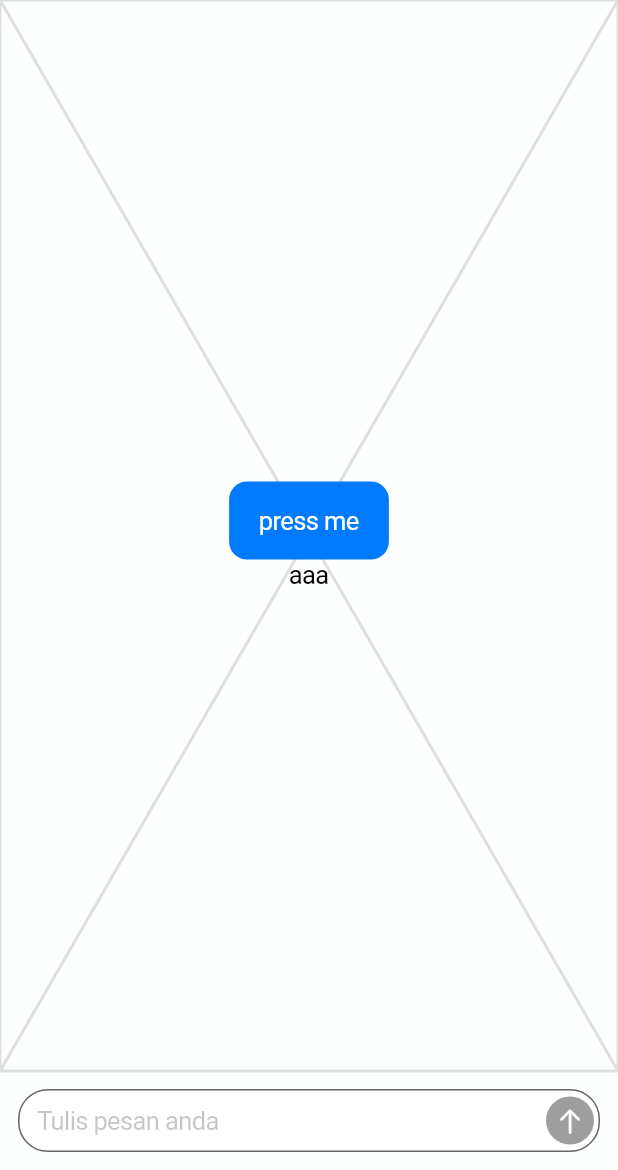
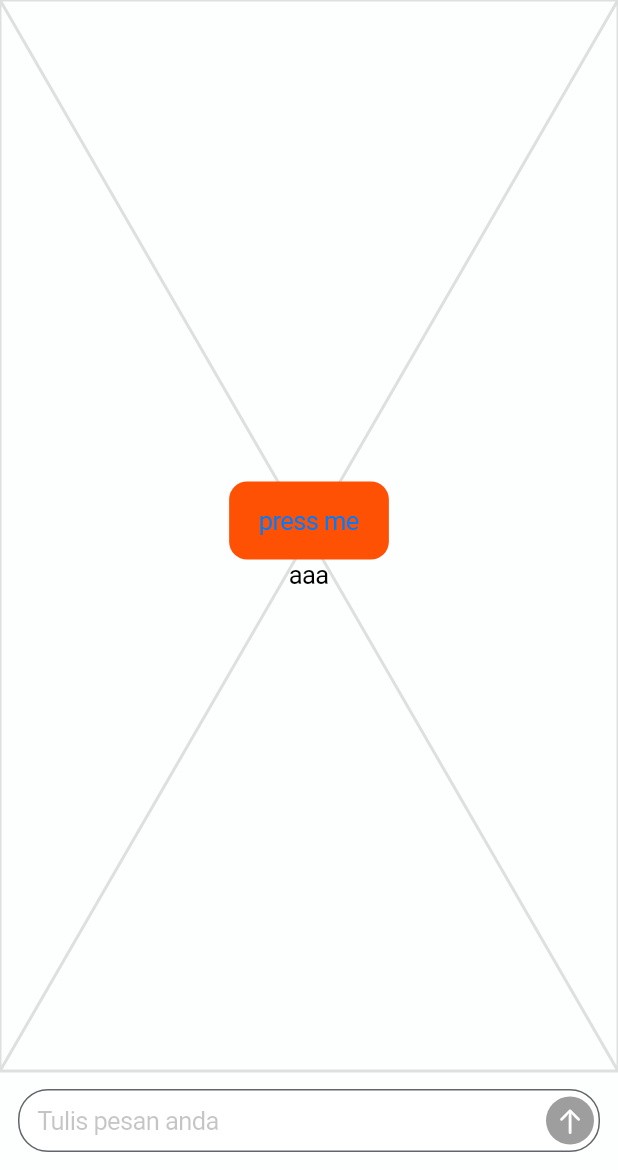
Before and after one commit to bimoajif/gemini_chat, a Flutter app: the MainView screen opened directly, on a phone screen of 412 x 824 dp, the part 66-1236 px from its top. Run offline on Flutter 3.47's test engine with Material 2 defaults, Android fonts, the phone set to English and light mode, and no system bars; our stand-ins replace bloc, flutter_animate, flutter_bloc, flutter_svg, google_fonts, google_generative_ai and 2 more; accounts and stored records are empty.

```diff
--- a/lib/data/data.dart
+++ b/lib/data/data.dart
@@ -1 +1,2 @@
 export 'repository/gemini_repository.dart';
+export 'db/local_db.dart';
--- a/lib/main.dart
+++ b/lib/main.dart
@@ -1,12 +1,14 @@
 import 'package:flutter/cupertino.dart';
 import 'package:flutter_bloc/flutter_bloc.dart';
 import 'package:modal_bottom_sheet/modal_bottom_sheet.dart';
+import 'package:shared_preferences/shared_preferences.dart';
 
 import 'services/service.dart';
 import 'views/views.dart';
 
 void main() {
   WidgetsFlutterBinding.ensureInitialized();
+  SharedPreferences.getInstance();
   runApp(const MyApp());
 }
 
--- a/lib/views/auth/auth_view.dart
+++ b/lib/views/auth/auth_view.dart
@@ -125,7 +125,7 @@ class _AuthViewState extends State<AuthView> {
             width: MediaQuery.of(context).size.width / 2.5,
             height: 50,
             child: CupertinoButton(
-              color: const Color(0xFFFF6B57),
+              color: const Color(0xFFFE5104),
               borderRadius: BorderRadius.circular(100),
               padding: EdgeInsets.zero,
               disabledColor: CupertinoColors.inactiveGray,
--- a/lib/views/main/main_view.dart
+++ b/lib/views/main/main_view.dart
@@ -63,7 +63,8 @@ class _BodyState extends State<Body> {
         child: Column(
           mainAxisAlignment: MainAxisAlignment.center,
           children: [
-            CupertinoButton.filled(
+            CupertinoButton(
+              color: Color(0xFFFE5104),
               child: const Text('press me'),
               onPressed: () {
                 context
```
Also changed, not shown: lib/data/db/db.dart (added, +21 -0 lines), 1 other file.
